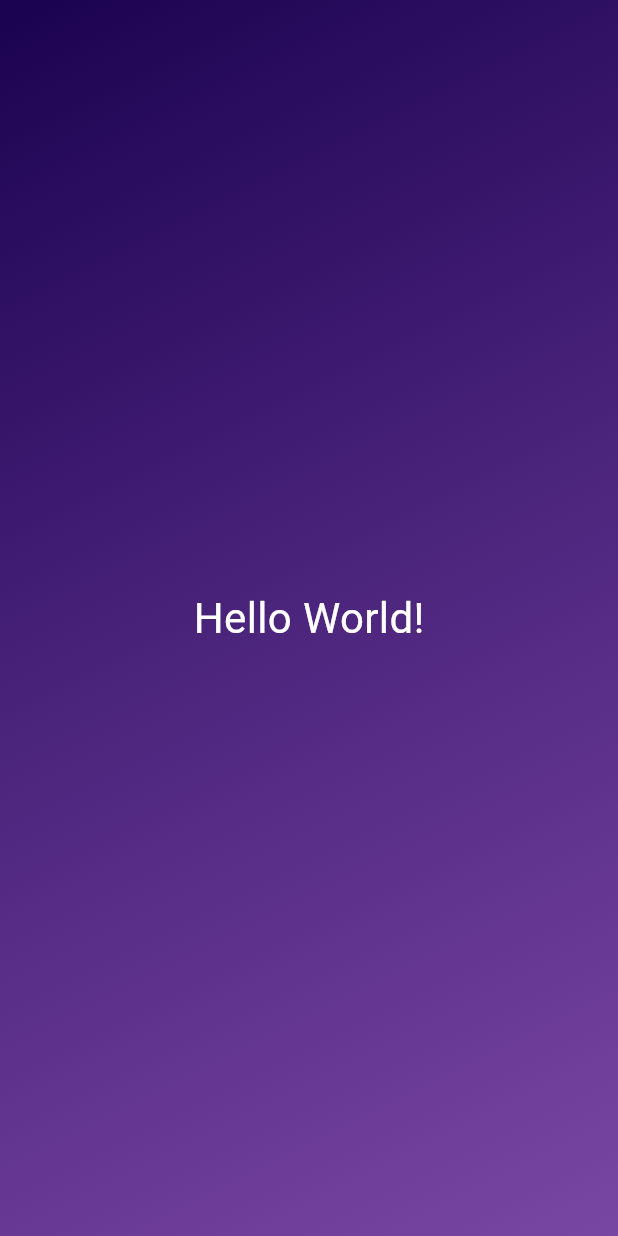
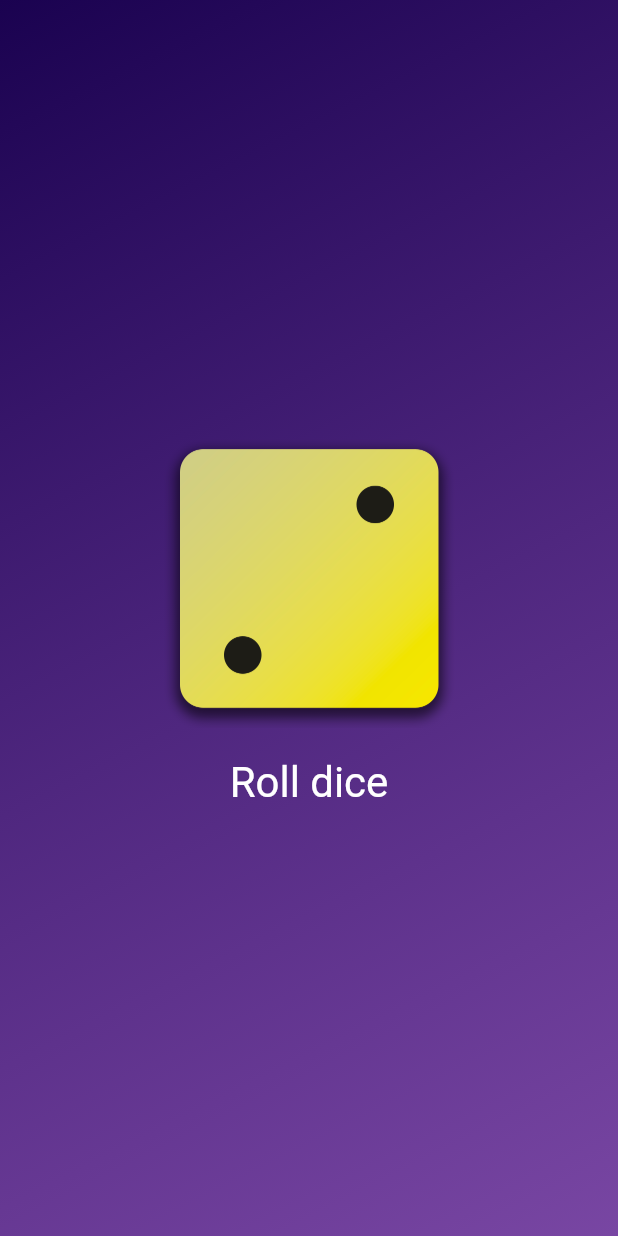
Before and after one commit to KudryashovAV/first_app, a Flutter app: the screen it shows after launch, on a phone screen of 412 x 824 dp. Run offline on Flutter 3.47's test engine with Material 3 defaults, Android fonts, the phone set to English and light mode, and no system bars.

Commit message:
Add randomize to button onClick event

```diff
--- /dev/null
+++ b/lib/dice_roller.dart
@@ -0,0 +1,48 @@
+import 'dart:math';
+import 'package:flutter/material.dart';
+
+final randomizer = Random();
+
+class DiceRoller extends StatefulWidget {
+  const DiceRoller({super.key});
+
+  @override
+  State<DiceRoller> createState() {
+    return _DiceRollerState();
+  }
+}
+
+class _DiceRollerState extends State<DiceRoller> {
+  var currentDiceRoll = 2;
+
+  void rollDice() {
+    setState(() {
+      currentDiceRoll = randomizer.nextInt(6) + 1;
+    });
+  }
+
+  @override
+  Widget build(BuildContext context) {
+    return Column(
+      mainAxisSize: MainAxisSize.min,
+      children: [
+        Image.asset(
+          'assets/images/dice-$currentDiceRoll.png',
+          width: 200,
+        ),
+        TextButton(
+          onPressed: rollDice,
+          style: TextButton.styleFrom(
+              padding: const EdgeInsets.only(
+                top: 20,
+              ),
+              foregroundColor: Colors.white,
+              textStyle: const TextStyle(
+                fontSize: 28,
+              )),
+          child: const Text('Roll dice'),
+        )
+      ],
+    );
+  }
+}
--- a/lib/gradient_container.dart
+++ b/lib/gradient_container.dart
@@ -1,5 +1,5 @@
+import 'package:first_app/dice_roller.dart';
 import 'package:flutter/material.dart';
-import 'package:first_app/styled_text.dart';
 
 class GradientContainer extends StatelessWidget {
   const GradientContainer({super.key, required this.colors});
@@ -17,7 +17,7 @@ class GradientContainer extends StatelessWidget {
         ),
       ),
       child: const Center(
-        child: StyledText('Hello World!'),
+        child: DiceRoller(),
       ),
     );
   }
```
Also changed, not shown: pubspec.yaml (+8 -6 lines), assets/images/dice-1.png (added), assets/images/dice-2.png (added), assets/images/dice-3.png (added), assets/images/dice-4.png (added), assets/images/dice-5.png (added), assets/images/dice-6.png (added).
